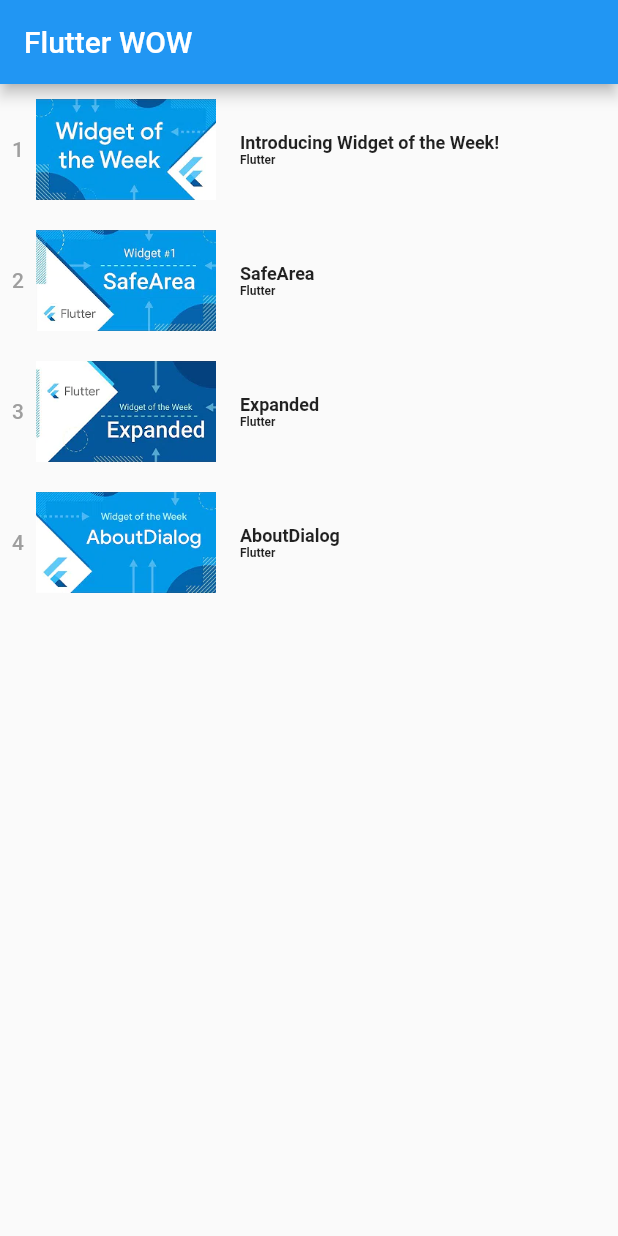
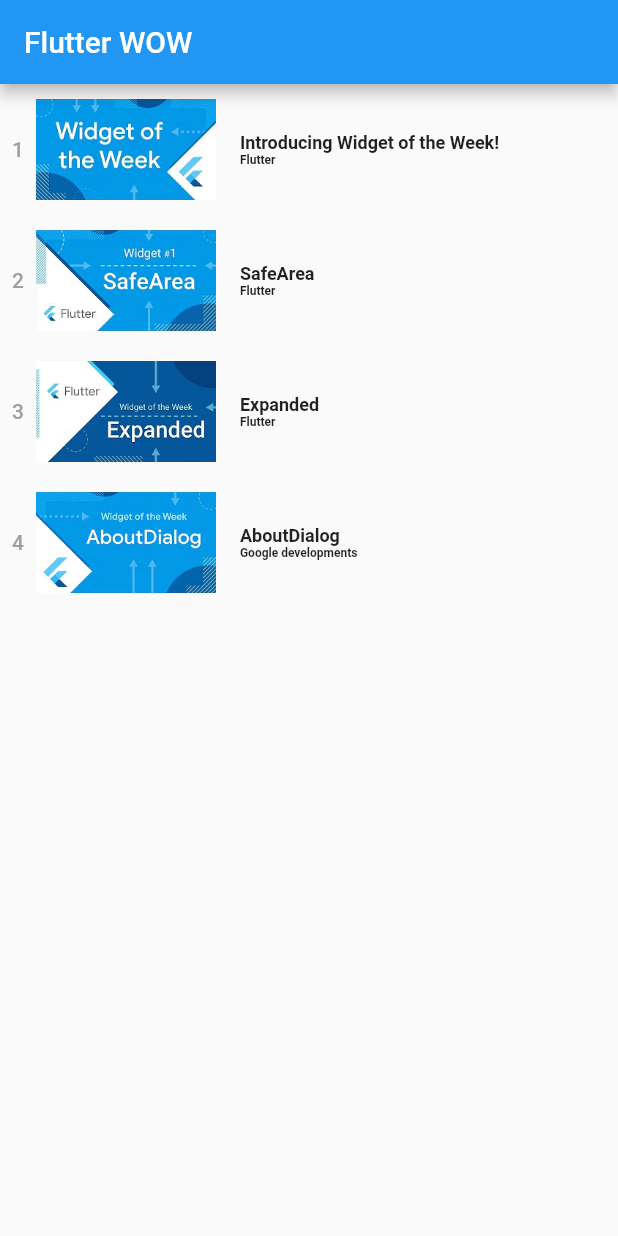
Before and after one commit to shiqizhenyes/WOW, a Flutter app: the screen it shows after launch, on a phone screen of 412 x 824 dp. Run offline on Flutter 3.47's test engine with Material 2 defaults, Android fonts, the phone set to English and light mode, and no system bars.

Commit message:
优化首页代码
优化首页代码

```diff
--- /dev/null
+++ b/lib/entity/WidgetModel.dart
@@ -0,0 +1,10 @@
+
+class WidgetModel {
+
+  WidgetModel(this.image, this.title, this.subtitle);
+
+  var title;
+  var subtitle;
+  var image;
+
+}
--- a/lib/main.dart
+++ b/lib/main.dart
@@ -2,6 +2,7 @@ import 'package:WOW/AboutDialogDemo.dart';
 import 'package:WOW/ExpandedDemo.dart';
 import 'package:WOW/Introduction.dart';
 import 'package:WOW/SafeAreaDemo.dart';
+import 'package:WOW/entity/WidgetModel.dart';
 import 'package:flutter/material.dart';
 
 
@@ -58,6 +59,8 @@ class _MyHomePageState extends State<MyHomePage> {
     "Google developments"
   ];
 
+  List<WidgetModel> widgetModels = List();
+
   _onPressed(int index) {
     switch (index) {
       case 0:
@@ -101,6 +104,16 @@ class _MyHomePageState extends State<MyHomePage> {
     }));
   }
 
+
+  @override
+  void initState() {
+    super.initState();
+    this.widgetModels.add(WidgetModel(widgetImages[0], titles[0], subtitles[0]));
+    this.widgetModels.add(WidgetModel(widgetImages[1], titles[1], subtitles[0]));
+    this.widgetModels.add(WidgetModel(widgetImages[2], titles[2], subtitles[0]));
+    this.widgetModels.add(WidgetModel(widgetImages[3], titles[3], subtitles[1]));
+  }
+
   @override
   Widget build(BuildContext context) {
     return Scaffold(
@@ -124,17 +137,17 @@ class _MyHomePageState extends State<MyHomePage> {
                         padding: EdgeInsets.only(right: 8.0),
                         child: Text((1 + index).toString(), style: TextStyle(fontSize: 14, color: Colors.grey),),
                       ),
-                      Image.asset(this.widgetImages[index], width: 120, fit: BoxFit.fitWidth,),
+                      Image.asset(this.widgetModels[index].image, width: 120, fit: BoxFit.fitWidth,),
                       Column(
                         crossAxisAlignment: CrossAxisAlignment.start,
                         children: <Widget>[
                           Padding(
                             padding: EdgeInsets.only(left: 16.0),
-                            child: Text(this.titles[index], style: TextStyle(fontWeight: FontWeight.bold, fontSize: 12),),
+                            child: Text(this.widgetModels[index].title, style: TextStyle(fontWeight: FontWeight.bold, fontSize: 12),),
                           ),
                           Padding(
                             padding: EdgeInsets.only(left: 16.0),
-                            child: Text(this.subtitles[0], style: TextStyle(fontWeight: FontWeight.bold, fontSize: 8),),
+                            child: Text(this.widgetModels[index].subtitle, style: TextStyle(fontWeight: FontWeight.bold, fontSize: 8),),
                           )
                         ],
                       )
```
Also changed, not shown: 1 other file.
